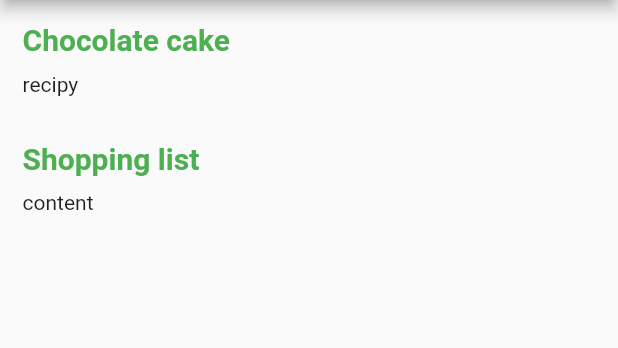
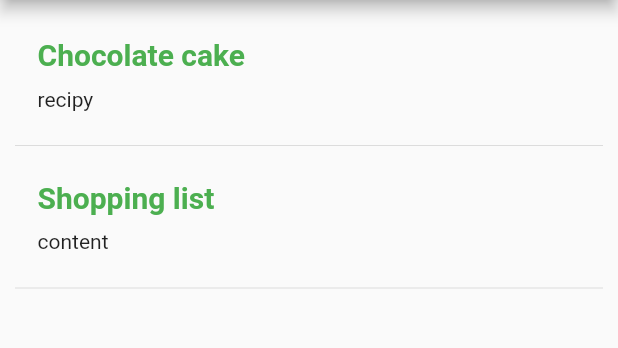
Before and after one commit to reybriel/flutter-notes, a Flutter app: the screen it shows after launch, on a phone screen of 412 x 824 dp, the part 84-432 px from its top. Run offline on Flutter 3.47's test engine with Material 2 defaults, Android fonts, the phone set to English and light mode, and no system bars.

Commit message:
Build list view using builder

```diff
--- a/lib/scenes/notes_list/notes_list_page.dart
+++ b/lib/scenes/notes_list/notes_list_page.dart
@@ -12,10 +12,18 @@ class _NotesListState extends State<NotesListPage> {
   final String _pageTitle;
   List<NoteViewModel> _notes = NoteViewModel.mock();
 
+  int get _listLength => _notes.length * 2;
+
   _NotesListState(this._pageTitle);
 
   void _addNewNote() => setState(() {
     });
+
+  Widget _itemBuilder(BuildContext context, int i) {
+    if (i.isOdd) return Divider();
+    final index = i ~/ 2;
+    return NoteListRow(_notes[index]);
+  }
 
   @override
   Widget build(BuildContext context) => Scaffold(
@@ -28,10 +36,10 @@ class _NotesListState extends State<NotesListPage> {
           )
         ],
       ),
-      body: ListView(
-        children: _notes.map((noteViewModel) {
-          return NoteListRow(noteViewModel);
-        }).toList(),
+      body: ListView.builder(
+        padding: EdgeInsets.all(10),
+        itemCount: _listLength,
+        itemBuilder: _itemBuilder,
       ),
     );
 }
```
